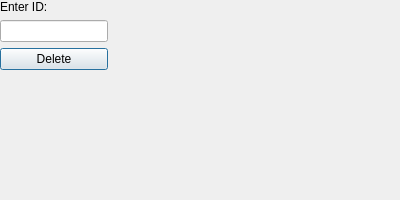
Azer-khadhraoui/ALDAWRY-FOOTBALL, file deletewindow.ui: the form before one commit.
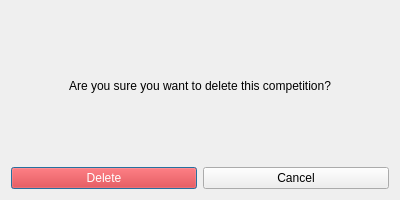
The form after the commit.

What changed in the file:
```diff
--- a/deletewindow.ui
+++ b/deletewindow.ui
@@ -13,27 +13,45 @@
     <property name="windowTitle">
      <string>Delete Item</string>
     </property>
-    <widget class="QWidget" name="centralwidget">
      <layout class="QVBoxLayout" name="verticalLayout">
         <item>
          <widget class="QLabel" name="label">
             <property name="text">
-             <string>Enter ID:</string>
+      <string>Are you sure you want to delete this competition?</string>
+     </property>
+     <property name="alignment">
+      <set>Qt::AlignmentFlag::AlignCenter</set>
             </property>
          </widget>
         </item>
         <item>
-         <widget class="QLineEdit" name="lineEdit"/>
-        </item>
+    <layout class="QHBoxLayout" name="horizontalLayout">
         <item>
          <widget class="QPushButton" name="deleteButton">
+       <property name="toolTip">
+        <string>Click to delete the item.</string>
+       </property>
+       <property name="styleSheet">
+        <string>background-color: red; color: white;</string>
+       </property>
             <property name="text">
              <string>Delete</string>
             </property>
          </widget>
         </item>
-     </layout>
-    </widget>
+     <item>
+      <widget class="QPushButton" name="cancelButton">
+       <property name="toolTip">
+        <string>Click to cancel the operation.</string>
+       </property>
+       <property name="text">
+        <string>Cancel</string>
+       </property>
+      </widget>
+     </item>
+    </layout>
+   </item>
+  </layout>
  </widget>
  <resources/>
  <connections/>
```
Left out of the diff: 3 changed lines with no effect on the pictures. Lines whose indentation alone changed are shown as unchanged.
